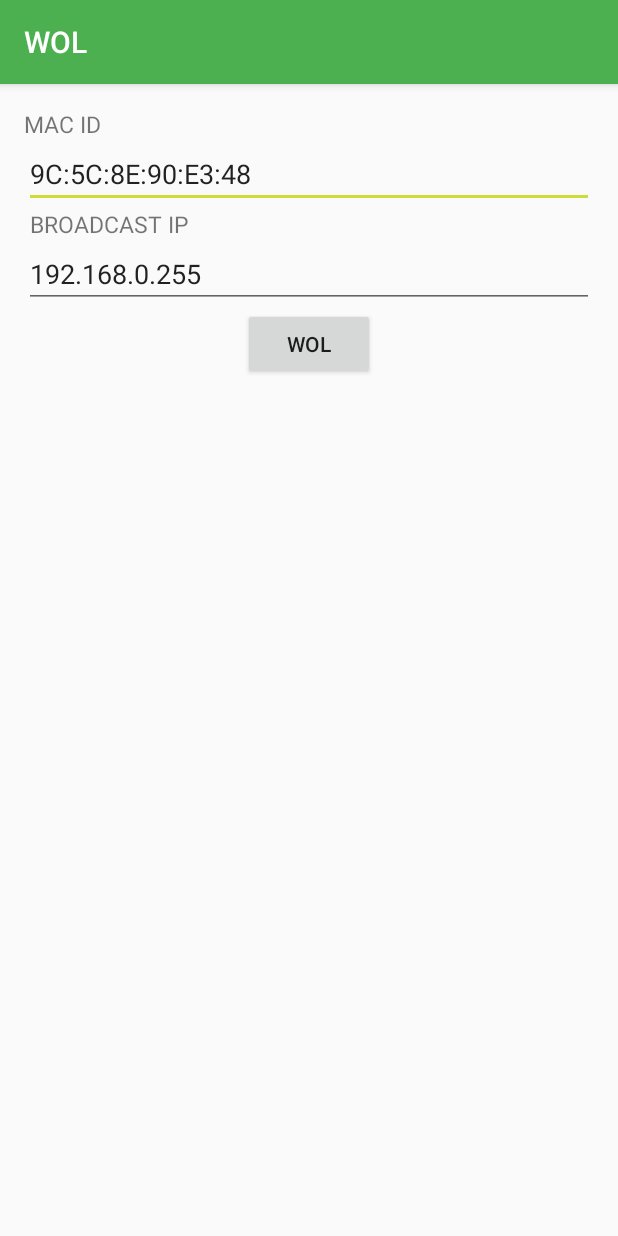
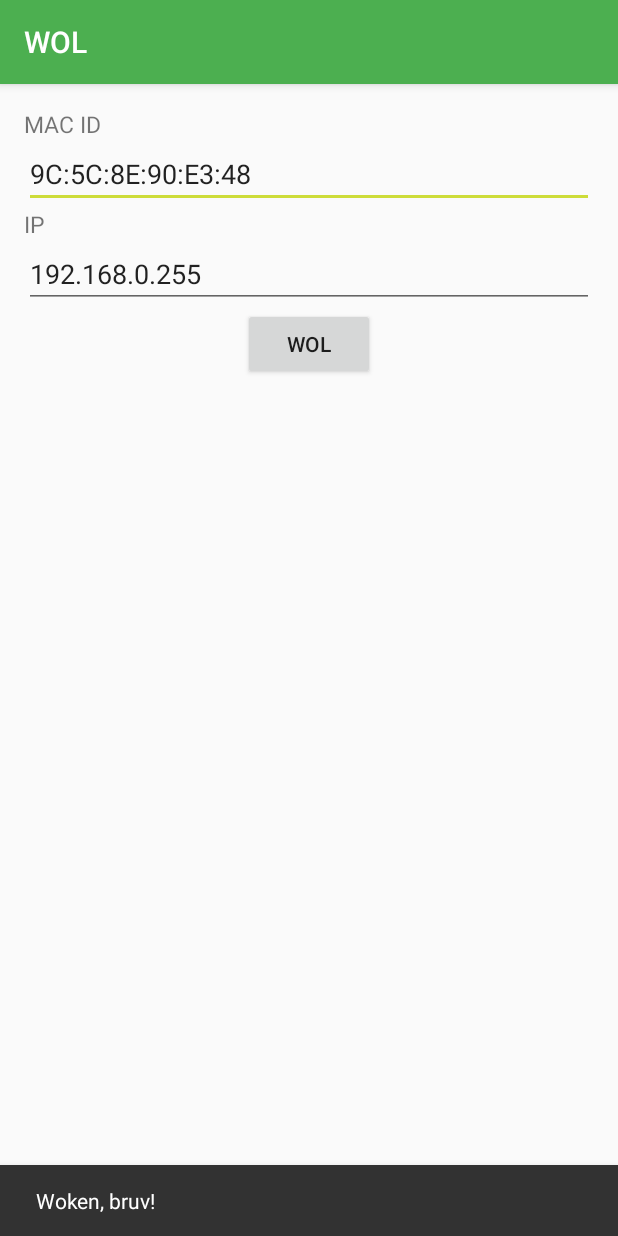
Before and after one commit to petgoldfish/WOL, an Android app: the screen it shows after launch (MainActivity), after a tap on "WOL", on a phone screen of 412 x 824 dp. Run offline under Robolectric (Android 15) with nearby library versions, the phone set to English and light mode, and no system bars.

Commit message:
Added a snackbar to display 'woken' message

```diff
--- a/app/build.gradle
+++ b/app/build.gradle
@@ -23,4 +23,5 @@ dependencies {
     compile fileTree(dir: 'libs', include: ['*.jar'])
     testCompile 'junit:junit:4.12'
     compile 'com.android.support:appcompat-v7:23.1.1'
+    compile 'com.android.support:design:23.1.1'
 }
--- a/app/src/main/java/com/petgoldfish/wolbruv/MainActivity.java
+++ b/app/src/main/java/com/petgoldfish/wolbruv/MainActivity.java
@@ -1,8 +1,10 @@
 package com.petgoldfish.wolbruv;
 
 import android.os.AsyncTask;
+import android.os.Bundle;
+import android.support.design.widget.CoordinatorLayout;
+import android.support.design.widget.Snackbar;
 import android.support.v7.app.AppCompatActivity;
-import android.os.Bundle;
 import android.view.View;
 import android.widget.Button;
 import android.widget.EditText;
@@ -13,6 +15,7 @@ public class MainActivity extends AppCompatActivity {
     EditText ipText;
     Button wolButton;
     WakeOnLan wakeOnLan;
+    CoordinatorLayout coordinatorLayout;
 
     @Override
     protected void onCreate(Bundle savedInstanceState) {
@@ -23,11 +26,12 @@ public class MainActivity extends AppCompatActivity {
         macText = (EditText) findViewById(R.id.macText);
         ipText = (EditText) findViewById(R.id.IPText);
         wolButton = (Button) findViewById(R.id.wolButton);
+        coordinatorLayout = (CoordinatorLayout) findViewById(R.id.coordinatorLayout);
 
         wolButton.setOnClickListener(new View.OnClickListener() {
             @Override
             public void onClick(View v) {
-                wakeOnLan = new WakeOnLan(macText.getText().toString(), ipText.getText().toString());
+                wakeOnLan = new WakeOnLan(macText.getText().toString().trim(), ipText.getText().toString().trim());
                 new WOL().execute("");
             }
         });
@@ -44,5 +48,12 @@ public class MainActivity extends AppCompatActivity {
 
             return null;
         }
+
+        @Override
+        protected void onPostExecute(String s) {
+            super.onPostExecute(s);
+            Snackbar sb = Snackbar.make(coordinatorLayout, "Woken, bruv!", Snackbar.LENGTH_LONG);
+            sb.show();
+        }
     }
 }
--- a/app/src/main/res/layout/activity_main.xml
+++ b/app/src/main/res/layout/activity_main.xml
@@ -1,14 +1,17 @@
 <?xml version="1.0" encoding="utf-8"?>
-<LinearLayout xmlns:android="http://schemas.android.com/apk/res/android"
+<android.support.design.widget.CoordinatorLayout xmlns:android="http://schemas.android.com/apk/res/android"
     xmlns:tools="http://schemas.android.com/tools"
+    android:id="@+id/coordinatorLayout"
     android:layout_width="match_parent"
     android:layout_height="match_parent"
+    android:fitsSystemWindows="true"
+    tools:context="com.petgoldfish.ecommercedemo.MainActivity">
+
+    <LinearLayout
+        android:layout_width="match_parent"
+        android:layout_height="wrap_content"
         android:orientation="vertical"
-    android:paddingBottom="@dimen/activity_vertical_margin"
-    android:paddingLeft="@dimen/activity_horizontal_margin"
-    android:paddingRight="@dimen/activity_horizontal_margin"
-    android:paddingTop="@dimen/activity_vertical_margin"
-    tools:context="com.petgoldfish.wolbruv.MainActivity">
+        android:padding="16dp">
 
         <TextView
             android:layout_width="wrap_content"
@@ -26,14 +29,14 @@
         <TextView
             android:layout_width="wrap_content"
             android:layout_height="wrap_content"
-        android:text=" BROADCAST IP"
+            android:text="IP"
             android:textSize="15sp" />
 
         <EditText
             android:id="@+id/IPText"
             android:layout_width="match_parent"
             android:layout_height="wrap_content"
-        android:hint="IP"
+            android:hint="192.168.0.255"
             android:text="192.168.0.255" />
 
         <Button
@@ -42,4 +45,7 @@
             android:layout_height="wrap_content"
             android:layout_gravity="center"
             android:text="WOL" />
+
     </LinearLayout>
+
+</android.support.design.widget.CoordinatorLayout>
```
Lines whose indentation alone changed are shown as unchanged.
